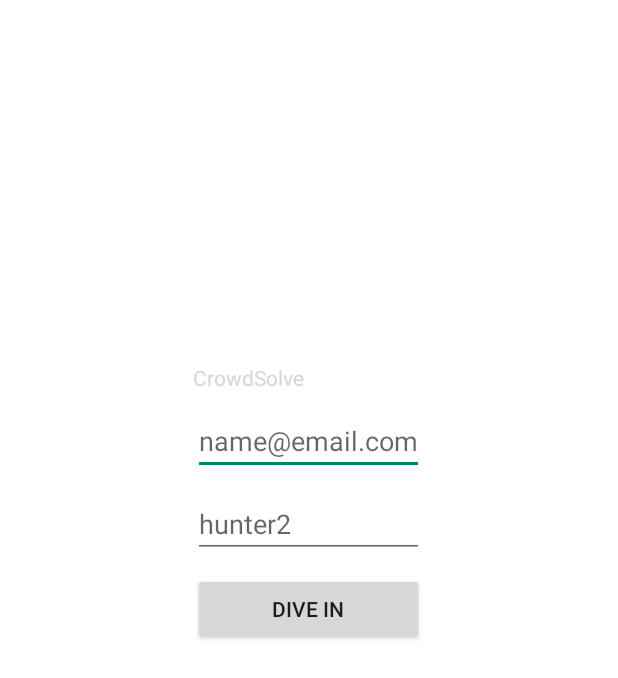
After one commit to kmangutov/CrowdSolve, an Android app: the layout activity_login.xml on its own in the app's theme, with its tools: preview values and no code run, on a phone screen of 412 x 824 dp. The commit adds this screen. Shown: the top 678 px of the screen. Run offline under Robolectric (Android 15) with nearby library versions, the phone set to English and light mode, and no system bars.

Commit message:
finish login screen and analytics chart

```diff
--- a/app/src/main/java/com/kmangutov/crowdsolve/views/AnalyzeFragment.java
+++ b/app/src/main/java/com/kmangutov/crowdsolve/views/AnalyzeFragment.java
@@ -27,6 +27,8 @@ public class AnalyzeFragment extends Fragment {
     @InjectView(R.id.chart1)
     PieChart mChart;
 
+    Typeface mTypeFace;
+
     @Override
     public View onCreateView(LayoutInflater inflater, ViewGroup container,
                              Bundle savedInstanceState) {
@@ -38,6 +40,8 @@ public class AnalyzeFragment extends Fragment {
         mChart.setCenterText("Question");
         mChart.setRotationEnabled(false);
 
+/*        mTypeFace = Typeface.createFromAsset(getActivity().getAssets(),
+                "fonts/ostrich-regular.ttf");*/
 
         fuck();
 
@@ -63,6 +67,8 @@ public class AnalyzeFragment extends Fragment {
         data.setColors(ColorTemplate.COLORFUL_COLORS);
 
         PieData plotData = new PieData(xVals, data);
+        plotData.setValueTypeface(mTypeFace);
+
 
         mChart.setData(plotData);
         mChart.invalidate();
--- a/app/src/main/java/com/kmangutov/crowdsolve/views/PostFragment.java
+++ b/app/src/main/java/com/kmangutov/crowdsolve/views/PostFragment.java
@@ -99,7 +99,7 @@ public class PostFragment extends Fragment {
         }
 
         String str = mEditTextAddOption.getText().toString();
-        mTextViewOptions.append("\n" + str);
+        mTextViewOptions.append("\n - " + str);
 
         count++;
         setCountTitle();
--- /dev/null
+++ b/app/src/main/res/layout/activity_login.xml
@@ -0,0 +1,67 @@
+<LinearLayout xmlns:android="http://schemas.android.com/apk/res/android"
+    xmlns:tools="http://schemas.android.com/tools" android:layout_width="match_parent"
+    android:layout_height="match_parent" android:paddingLeft="@dimen/activity_horizontal_margin"
+    android:paddingRight="@dimen/activity_horizontal_margin"
+    android:paddingTop="@dimen/activity_vertical_margin"
+    android:paddingBottom="@dimen/activity_vertical_margin"
+    tools:context="com.kmangutov.crowdsolve.LoginActivity"
+    android:background="@color/color_foreground"
+    android:orientation="vertical">
+
+
+    <Space
+        android:layout_width="match_parent"
+        android:layout_height="0dp"
+        android:layout_weight="0.8" />
+
+    <LinearLayout
+        android:layout_width="wrap_content"
+        android:layout_height="0dp"
+        android:layout_weight="1"
+        android:layout_gravity="center_horizontal"
+        android:orientation="vertical">
+
+
+        <TextView android:text="CrowdSolve" android:layout_width="match_parent"
+            android:layout_height="wrap_content"
+            android:layout_gravity="center_horizontal"
+            style="@style/style_text.title"
+            android:textColor="@color/color_white"
+            android:layout_marginBottom="10dp"
+            android:id="@+id/textViewLoginTitle"/>
+
+        <EditText
+            android:layout_width="match_parent"
+            android:layout_height="wrap_content"
+            android:id="@+id/editTextEmail"
+            android:layout_gravity="center_horizontal"
+            android:hint="name@email.com"
+            android:layout_marginBottom="10dp"/>
+
+
+        <EditText
+            android:layout_width="match_parent"
+            android:layout_height="wrap_content"
+            android:id="@+id/editTextPassword"
+            android:layout_gravity="center_horizontal"
+            android:hint="hunter2"
+            android:layout_marginBottom="10dp"
+            android:password="true"/>
+
+        <Button
+            android:layout_width="match_parent"
+            android:layout_height="wrap_content"
+            android:text="Dive in"
+            android:id="@+id/buttonGo"
+            android:layout_gravity="center_horizontal"
+            />
+
+    </LinearLayout>
+
+
+    <Space
+        android:layout_width="match_parent"
+        android:layout_height="0dp"
+        android:layout_weight="1" />
+
+</LinearLayout>
--- a/app/src/main/res/layout/fragment_post.xml
+++ b/app/src/main/res/layout/fragment_post.xml
@@ -19,7 +19,7 @@
         android:layout_height="wrap_content"
         android:id="@+id/editTextTitle"
         android:layout_gravity="center_horizontal"
-        android:hint="What should..."/>
+        android:hint="What should..." />
 
     <TextView
         android:layout_width="wrap_content"
```
Also changed, not shown: app/src/main/java/com/kmangutov/crowdsolve/LoginActivity.java (added, +61 -0 lines), app/src/main/java/com/kmangutov/crowdsolve/MainActivity.java (+19 -2 lines), app/src/main/res/layout/activity_main.xml (+5 -2 lines), app/src/main/res/layout/fragment_question.xml (+18 -0 lines), app/src/main/res/menu/menu_login.xml (added, +7 -0 lines).
